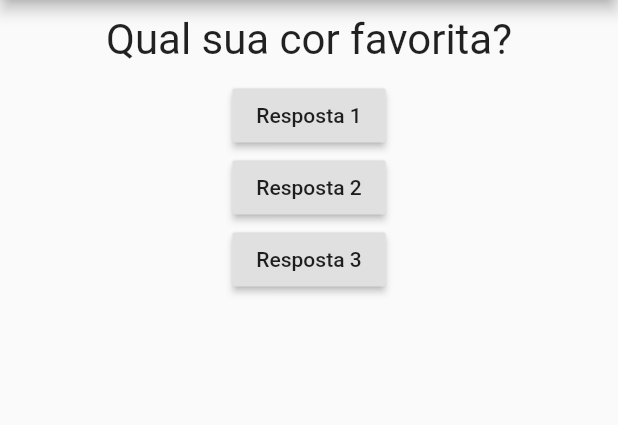
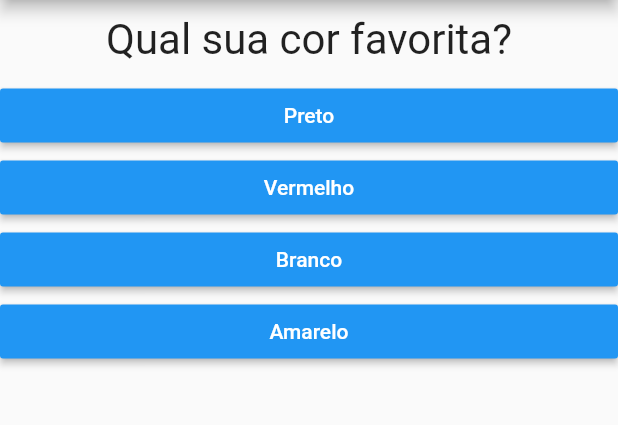
Before and after one commit to gabrielbcruz99/PerguntasApp, a Flutter app: the screen it shows after launch, on a phone screen of 412 x 824 dp, the part 84-509 px from its top. Run offline on Flutter 3.47's test engine with Material 2 defaults, Android fonts, the phone set to English and light mode, and no system bars.

Commit message:
Foram adicionados os arquivos questionario e resultado na pasta lib

```diff
--- a/lib/main.dart
+++ b/lib/main.dart
@@ -1,46 +1,68 @@
 import 'package:flutter/material.dart';
-import './questao.dart';
+import './questionario.dart';
+import './resultado.dart';
 
 main() => runApp(PerguntaApp());
 
 class _PerguntaAppState extends State<PerguntaApp>{
   var _perguntaSelecionada = 0;
+       final _perguntas = const [
+        {
+          'texto': 'Qual sua cor favorita?',
+          'respostas': [
+            {'texto': 'Preto',  'nota': 10 },
+            {'texto': 'Vermelho',  'nota': 5},
+            {'texto': 'Branco', 'nota': 3 },
+            {'texto': 'Amarelo', 'nota': 1 },
+            ],
+        },
+        {
+          'texto': 'Qual seu animal favorito',
+          'respostas': [
+            {'texto': 'Cachorro', 'nota' : 10},
+            {'texto': 'Gato',  'nota' : 5},
+            {'texto': 'Papagaio',  'nota' : 3},
+            {'texto': 'Peixe', 'nota': 1},
+            ],
+        },
+        {
+          'texto': 'Qual sua linguagem favorita',
+          'respostas': [
+            { 'texto': 'Javascript','nota':10},
+            { 'texto': 'PHP','nota':5},
+            { 'texto': 'Java','nota':3},
+            { 'texto': 'C#', 'nota':1},
+            ],
+        }
+     ];
 
-    void _responder(){
-     setState(() {
-     _perguntaSelecionada++;
+    bool get temPerguntaSelecionada {
+      return _perguntaSelecionada < _perguntas.length;
+    }
+
+    void _responder() {
+      if(temPerguntaSelecionada){
+        setState(() {
+        _perguntaSelecionada++;
      });
-     print(_perguntaSelecionada);
+    }
   }
+
+
 
   @override
   Widget build(BuildContext context){
-      final perguntas = [
-      'Qual sua cor favorita?',
-      'Qual seu animal favorito'
-     ];
+
     return MaterialApp(
       home: Scaffold(
         appBar: AppBar(
           title: Text('Perguntas'),
         ),
-        body: Column(
-          children: <Widget>[
-            Questao(perguntas[_perguntaSelecionada]),
-            RaisedButton(
-              child: Text('Resposta 1'),
-              onPressed: _responder,
-            ),
-           RaisedButton(
-              child: Text('Resposta 2'),
-              onPressed: _responder,
-            ),
-           RaisedButton(
-              child: Text('Resposta 3'),
-              onPressed: _responder,
-            ),
-          ],
-        ),
+        body: temPerguntaSelecionada
+         ? Questionario(perguntas: _perguntas,
+                        perguntaSelecionada: _perguntaSelecionada,
+                        quandoResponder: _responder)
+         : Resultado(),
         ),
       );
   }
--- /dev/null
+++ b/lib/questionario.dart
@@ -0,0 +1,33 @@
+import 'package:flutter/material.dart';
+import './questao.dart';
+import './resposta.dart';
+
+class Questionario extends StatelessWidget {
+
+  final List<Map<String, Object>> perguntas;
+  final int perguntaSelecionada;
+  final void Function() quandoResponder;
+
+  Questionario({
+    required this.perguntas,
+    required this.perguntaSelecionada,
+    required this.quandoResponder,
+  });
+
+    bool get temPerguntaSelecionada {
+      return perguntaSelecionada < perguntas.length;
+    }
+
+  @override
+  Widget build(BuildContext context) {
+     List<Map<String, Object>> respostas = temPerguntaSelecionada
+     ? perguntas[perguntaSelecionada].cast()['respostas']
+    : [] ;
+    return Column(
+          children: <Widget>[
+            Questao(perguntas[perguntaSelecionada]['texto'].toString()),
+            ...respostas.map((resp) => Resposta(resp['texto'].toString(), quandoResponder)).toList(),
+          ],
+        );
+  }
+}
--- /dev/null
+++ b/lib/resposta.dart
@@ -0,0 +1,21 @@
+import 'package:flutter/material.dart';
+
+class Resposta extends StatelessWidget {
+  final String texto;
+  final void Function() quandoSelecionado;
+
+  Resposta(this.texto, this.quandoSelecionado);
+
+  @override
+  Widget build(BuildContext context) {
+    return Container(
+      width: double.infinity,
+      child: RaisedButton(
+        textColor: Colors.white,
+        color: Colors.blue,
+        child: Text(texto),
+        onPressed: quandoSelecionado,
+              ),
+    );
+  }
+}
--- /dev/null
+++ b/lib/resultado.dart
@@ -0,0 +1,15 @@
+import 'package:flutter/material.dart';
+
+class Resultado extends StatelessWidget {
+
+
+  @override
+  Widget build(BuildContext context) {
+    return Center(
+          child: Text(
+            'Parabéns',
+            style: TextStyle(fontSize: 28),
+            ),
+    );
+  }
+}
```
